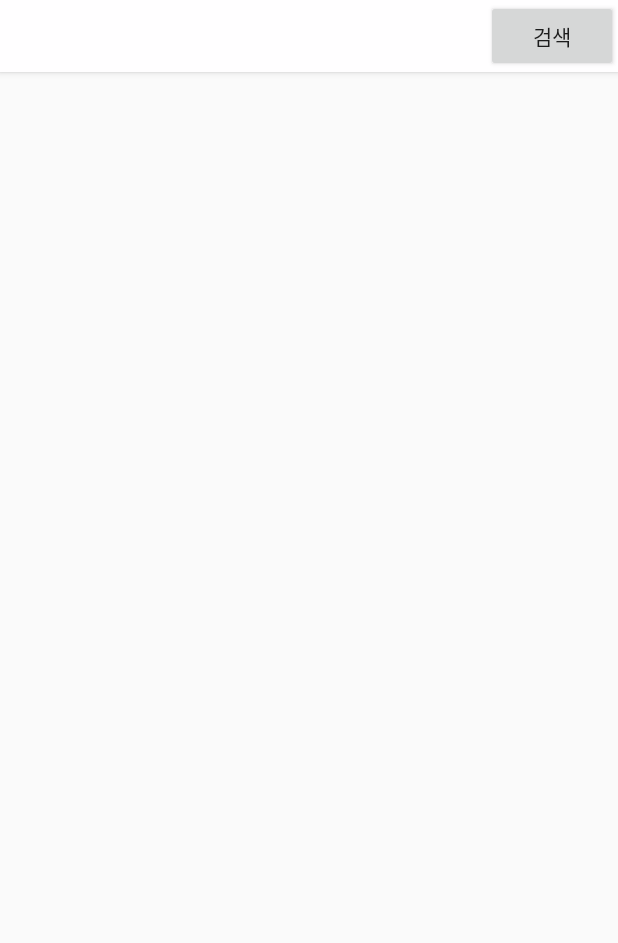
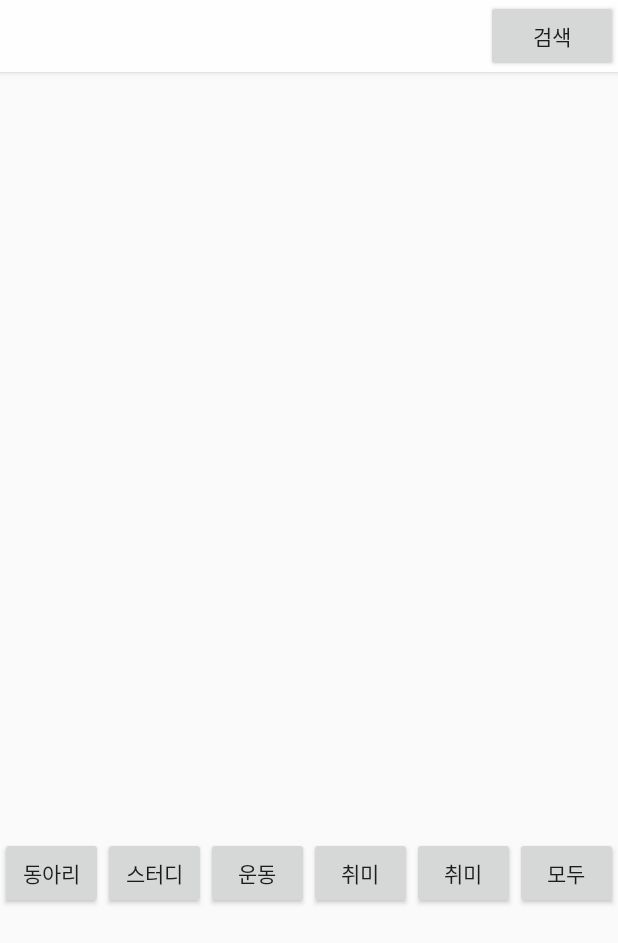
Before and after one commit to yjsmk0902/CAMPUS_Mate, an Android app: the fragment HomeFragment shown on its own in the app's theme, on a phone screen of 412 x 824 dp. Shown: the top 943 px of the screen. Run offline under Robolectric (Android 15) with nearby library versions, the phone set to English and light mode, and no system bars; our stand-ins replace Firebase (no records; nobody signed in at launch, a user with empty details on screens opened directly); pictures from the network do not load.

Commit message:
홈화면 카테고리 선택기능 추가 앱바 카테고리탭 제거

```diff
--- a/app/src/main/java/com/matemaker/campusmate/ui/activity/MainActivity.java
+++ b/app/src/main/java/com/matemaker/campusmate/ui/activity/MainActivity.java
@@ -80,7 +80,7 @@ public class MainActivity extends AppCompatActivity {
 
         mAppBarConfiguration =new AppBarConfiguration.Builder(
                 R.id.nav_home,R.id.nav_open,R.id.nav_manage,
-                R.id.nav_category,R.id.nav_out,R.id.nav_mypage)
+                R.id.nav_out,R.id.nav_mypage)
                 .setDrawerLayout(drawer)
                 .build();
 
--- a/app/src/main/java/com/matemaker/campusmate/ui/fragment/home/HomeFragment.java
+++ b/app/src/main/java/com/matemaker/campusmate/ui/fragment/home/HomeFragment.java
@@ -32,7 +32,14 @@ public class HomeFragment extends Fragment {
     private RecyclerView.LayoutManager layoutManager;
     private HomeListAdapter mAdapter;
 
+    private Button club;
+    private Button study;
+    private Button sports;
+    private Button hobby;
+    private Button light;
+    private Button all;
     private Button buttonSearch;
+    private String category = null;
     private EditText editSearch;
 
     public View onCreateView(@NonNull LayoutInflater inflater,
@@ -40,7 +47,12 @@ public class HomeFragment extends Fragment {
         root = inflater.inflate(R.layout.fragment_home, container, false);
         //final TextView textView = root.findViewById(R.id.text_home);
         //textView.setText("모임피드");
-
+        club = root.findViewById(R.id.club);
+        study = root.findViewById(R.id.study);
+        sports = root.findViewById(R.id.sports);
+        hobby = root.findViewById(R.id.hobby);
+        light = root.findViewById(R.id.light);
+        all = root.findViewById(R.id.all);
         initList();
         return root;
     }
@@ -70,8 +82,48 @@ public class HomeFragment extends Fragment {
                 getData(editSearch.getText().toString());
             }
         });
-
-
+        club.setOnClickListener(new View.OnClickListener() {
+            @Override
+            public void onClick(View v) {
+                category = "동아리";
+                getData();
+            }
+        });
+        hobby.setOnClickListener(new View.OnClickListener() {
+            @Override
+            public void onClick(View v) {
+                category = "취미";
+                getData();
+            }
+        });
+        light.setOnClickListener(new View.OnClickListener() {
+            @Override
+            public void onClick(View v) {
+                category = "번개";
+                getData();
+            }
+        });
+        study.setOnClickListener(new View.OnClickListener() {
+            @Override
+            public void onClick(View v) {
+                category = "스터디";
+                getData();
+            }
+        });
+        sports.setOnClickListener(new View.OnClickListener() {
+            @Override
+            public void onClick(View v) {
+                category = "운동";
+                getData();
+            }
+        });
+        all.setOnClickListener(new View.OnClickListener() {
+            @Override
+            public void onClick(View v) {
+                category = null;
+                getData();
+            }
+        });
     }
 
     @Override
@@ -114,11 +166,22 @@ public class HomeFragment extends Fragment {
             @Override
             public void onDataChange(DataSnapshot dataSnapshot) {
                 ArrayList<MoimDTO> moimDTOs = new ArrayList<>();
-                for(DataSnapshot postSnapshot : dataSnapshot.getChildren()){
-                    String key = postSnapshot.getKey();
-                    MoimDTO moimDTO = postSnapshot.getValue(MoimDTO.class);
-                    moimDTO.number = key;
-                    moimDTOs.add(moimDTO);
+                if(category == null){
+                    for(DataSnapshot postSnapshot : dataSnapshot.getChildren()){
+                        String key = postSnapshot.getKey();
+                        MoimDTO moimDTO = postSnapshot.getValue(MoimDTO.class);
+                        moimDTO.number = key;
+                        moimDTOs.add(moimDTO);
+                    }
+                }else{
+                    for(DataSnapshot postSnapshot : dataSnapshot.getChildren()){
+                        if(category.equals(postSnapshot.getValue(MoimDTO.class).category)){
+                            String key = postSnapshot.getKey();
+                            MoimDTO moimDTO = postSnapshot.getValue(MoimDTO.class);
+                            moimDTO.number = key;
+                            moimDTOs.add(moimDTO);
+                        }
+                    }
                 }
                 mAdapter = new HomeListAdapter(moimDTOs);
                 recyclerView.setAdapter(mAdapter);
--- a/app/src/main/res/layout/fragment_home.xml
+++ b/app/src/main/res/layout/fragment_home.xml
@@ -33,7 +33,7 @@
 
     <FrameLayout
         android:layout_width="match_parent"
-        android:layout_height="match_parent">
+        android:layout_height="510sp">
 
         <androidx.recyclerview.widget.RecyclerView
             android:id="@+id/home_recycler"
@@ -41,6 +41,53 @@
             android:layout_height="match_parent" />
     </FrameLayout>
 
+    <LinearLayout
+        android:layout_width="match_parent"
+        android:layout_height="50sp"
+        android:orientation="horizontal">
+
+        <Button
+            android:id="@+id/club"
+            android:layout_width="wrap_content"
+            android:layout_height="wrap_content"
+            android:layout_weight="1"
+            android:text="동아리" />
+
+        <Button
+            android:id="@+id/study"
+            android:layout_width="wrap_content"
+            android:layout_height="wrap_content"
+            android:layout_weight="1"
+            android:text="스터디" />
+
+        <Button
+            android:id="@+id/sports"
+            android:layout_width="wrap_content"
+            android:layout_height="wrap_content"
+            android:layout_weight="1"
+            android:text="운동" />
+
+        <Button
+            android:id="@+id/hobby"
+            android:layout_width="wrap_content"
+            android:layout_height="wrap_content"
+            android:layout_weight="1"
+            android:text="취미" />
+
+        <Button
+            android:id="@+id/light"
+            android:layout_width="wrap_content"
+            android:layout_height="wrap_content"
+            android:layout_weight="1"
+            android:text="취미" />
+
+        <Button
+            android:id="@+id/all"
+            android:layout_width="wrap_content"
+            android:layout_height="wrap_content"
+            android:layout_weight="1"
+            android:text="모두" />
+    </LinearLayout>
 
 
 </LinearLayout>
--- a/app/src/main/res/menu/activity_main_drawer.xml
+++ b/app/src/main/res/menu/activity_main_drawer.xml
@@ -17,10 +17,6 @@
             android:icon="@drawable/ic_menu_manage"
             android:title="@string/menu_manage" />
         <item
-            android:id="@+id/nav_category"
-            android:icon="@drawable/ic_menu_manage"
-            android:title="@string/menu_category" />
-        <item
             android:id="@+id/nav_out"
             android:icon="@drawable/ic_menu_manage"
             android:title="@string/menu_out" />
```
Also changed, not shown: app/src/main/java/com/matemaker/campusmate/ui/fragment/CategoryFragment.java (deleted, +0 -25 lines), app/src/main/res/layout/fragment_category.xml (deleted, +0 -19 lines).
